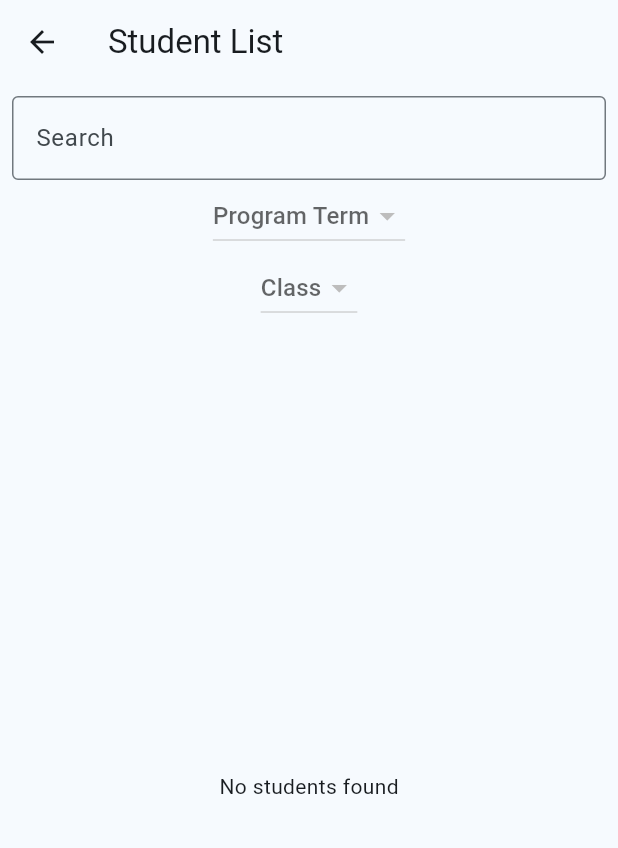
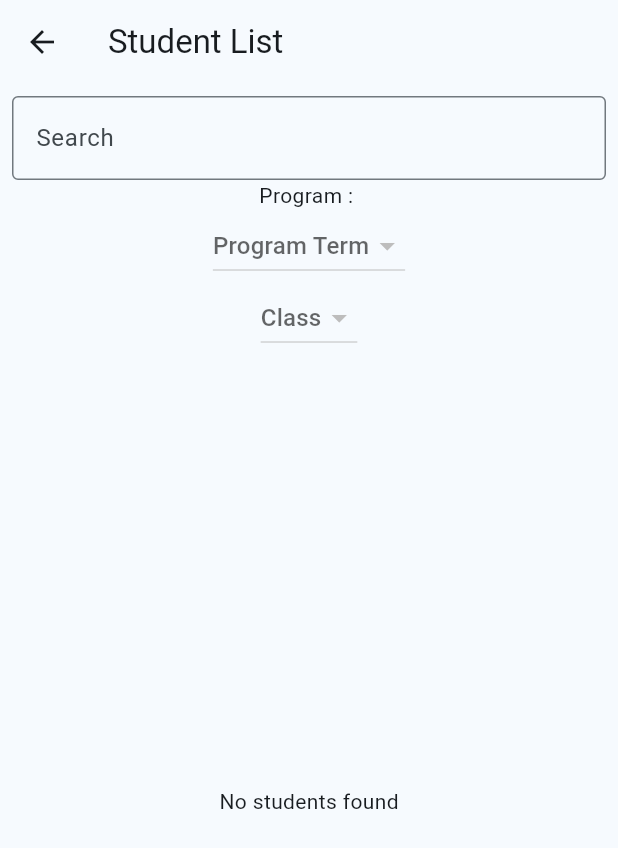
Before and after one commit to Mukund-K91/clg_project, a Flutter app: the StudentList screen opened directly with empty values, on a phone screen of 412 x 824 dp. Shown: the top 848 px of the screen. Run offline on Flutter 3.47's test engine with Material 3 defaults, Android fonts, the light colour scheme and no system bars; our stand-ins replace awesome_dialog, carousel_slider, cloud_firestore, connectivity_plus, dotted_border, file_picker and 8 more; missing offline and left inert: flutter_file_downloader; accounts and stored records are empty.

Commit message:
Faculty Side

```diff
--- a/lib/admin/attendance.dart
+++ b/lib/admin/attendance.dart
@@ -105,8 +105,8 @@ class FirestoreService {
         .collection(programTerm)
         .doc(division)
         .collection('student')
-        .where('Mobile', isGreaterThanOrEqualTo: searchTerm)
-        .where('Mobile', isLessThanOrEqualTo: searchTerm + '\uf8ff')
+        .where('First Name', isGreaterThanOrEqualTo: searchTerm)
+        .where('First Name', isLessThanOrEqualTo: searchTerm + '\uf8ff')
         .snapshots()
         .map((snapshot) => snapshot.docs
             .map((doc) => Student(
@@ -236,9 +236,9 @@ class _StudentListState extends State<StudentList> {
         FirebaseFirestore.instance.collection('metadata').doc('userId');
     _getUserId();
   }
+
   @override
   Widget build(BuildContext context) {
-
     return Scaffold(
       appBar: AppBar(
         title: const Text('Student List'),
@@ -255,7 +255,7 @@ class _StudentListState extends State<StudentList> {
   }
 
   Widget _buildFilters() {
-    final String _selectedProgram=widget.program;
+    final String _selectedProgram = widget.program;
 
     return Padding(
       padding: const EdgeInsets.all(8.0),
@@ -274,7 +274,7 @@ class _StudentListState extends State<StudentList> {
             },
           ),
           const SizedBox(width: 8),
-
+          Text('Program : ${widget.program}'),
           const SizedBox(width: 8),
           DropdownButton<String>(
             value: _selectedProgramTerm,
@@ -327,7 +327,8 @@ class _StudentListState extends State<StudentList> {
   }
 
   Widget _buildStudentList() {
-    final String _selectedProgram=widget.program;
+    final String _selectedProgram = widget.program;
+    int rollnumber=0;
     return StreamBuilder<List<Student>>(
       stream: _searchTerm.isEmpty
           ? _firestoreService.getStudents(
@@ -355,89 +356,47 @@ class _StudentListState extends State<StudentList> {
           );
         }
 
-        return RawScrollbar(
-          padding: const EdgeInsets.all(20),
-          thumbVisibility: true,
-          trackVisibility: true,
-          thumbColor: const Color(0xff002233),
-          controller: _dataController2,
-          child: SingleChildScrollView(
-            controller: _dataController2,
-            scrollDirection: Axis.horizontal,
-            child: SingleChildScrollView(
-              controller: _dataController1,
-              child: Column(
-                children: [
-                  DataTable(
-                    border: TableBorder.all(),
-                    columns: const [
-                      DataColumn(label: Text('User Id')),
-                      DataColumn(label: Text('Name')),
-                      DataColumn(label: Text('Profile')),
-                      DataColumn(label: Text('Program')),
-                      DataColumn(label: Text('Program Term')),
-                      DataColumn(label: Text('Division')),
-                      DataColumn(label: Text('Activation Date')),
-                      DataColumn(label: Text('DOB')),
-                      DataColumn(label: Text('Mobile')),
-                      DataColumn(label: Text('Email')),
-                      DataColumn(label: Text('Action')),
-                    ],
-                    rows: students
-                        .map(
-                          (student) => DataRow(cells: [
-                            DataCell(Text(student.userId)),
-                            DataCell(Text(
-                                student.firstname + " " + student.lastname)),
-                            DataCell(CircleAvatar(
-                              radius: 27,
-                              child: ClipOval(
-                                child: Image.network(
-                                  student.profile,
-                                  fit: BoxFit.cover,
-                                  height: 70,
-                                  width: 70,
+        return ListView.builder(
+          itemCount: students.length,
+          itemBuilder: (context, index) {
+            final student = students[index];
+            rollnumber++;
+            return Card(
+              child: ListTile(
+                leading: CircleAvatar(
+                  child: Text('${rollnumber}',style: TextStyle(fontWeight: FontWeight.bold,fontSize: 20),),
                 ),
+                title: Text(student.firstname + " " + student.lastname,style: TextStyle(fontWeight: FontWeight.bold),),
+                subtitle: Text(
+                  student.userId
                 ),
-                            )),
-                            DataCell(Text(student.program)),
-                            DataCell(Text(student.programTerm)),
-                            DataCell(Text(student.division)),
-                            DataCell(Text(student.activationDate)),
-                            DataCell(Text(student.DOB)),
-                            DataCell(Text(student.mobile)),
-                            DataCell(Text(student.email)),
-                            DataCell(widget.program == "Super Admin"
+                trailing: widget.program == "Super Admin"
                     ? Row(
+                  mainAxisSize: MainAxisSize.min,
                   children: [
                     IconButton(
                       onPressed: () {},
                       icon: const Icon(
                         FontAwesomeIcons.edit,
                         color: Colors.green,
-                                          )),
+                      ),
+                    ),
                     IconButton(
                       onPressed: () {},
                       icon: const Icon(
                         FontAwesomeIcons.trash,
                         color: Colors.redAccent,
-                                          )),
+                      ),
+                    ),
                   ],
                 )
-                                : Text("Not Allowed!!"))
-                          ]),
-                        )
-                        .toList(),
-                  ),
-                  SizedBox(
-                    height: 30,
-                  )
-                ],
-              ),
-            ),
+                    : null,
               ),
             );
           },
         );
+      },
+    );
   }
+
 }
```
Lines whose indentation alone changed are shown as unchanged.
